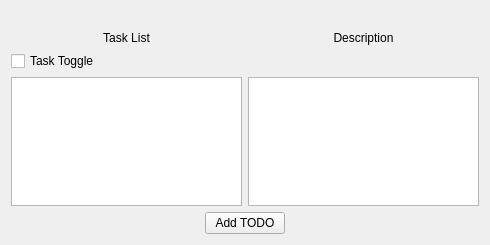
Above: UI/mainwindow.ui from aonghena/3112-Project before the change. Below: the same form after it.
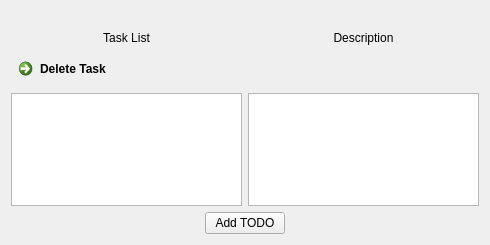
That is the form after the change.

Commit message:
Added textview for task
Shows individual task description when viewed

Patch:
```diff
--- a/UI/mainwindow.ui
+++ b/UI/mainwindow.ui
@@ -15,14 +15,7 @@
   </property>
   <widget class="QWidget" name="centralWidget">
    <layout class="QGridLayout" name="gridLayout">
-    <item row="0" column="0">
-     <widget class="QLabel" name="nameLabel">
-      <property name="alignment">
-       <set>Qt::AlignHCenter|Qt::AlignTop</set>
-      </property>
-     </widget>
-    </item>
-    <item row="4" column="0">
+    <item row="7" column="0">
      <layout class="QHBoxLayout" name="horizontalLayout_2">
       <item>
        <spacer name="horizontalSpacer">
@@ -59,6 +52,30 @@
       </item>
      </layout>
     </item>
+    <item row="3" column="0">
+     <layout class="QHBoxLayout" name="horizontalLayout_4">
+      <item>
+       <widget class="QCommandLinkButton" name="commandLinkButton">
+        <property name="text">
+         <string>Delete Task</string>
+        </property>
+       </widget>
+      </item>
+      <item>
+       <spacer name="horizontalSpacer_3">
+        <property name="orientation">
+         <enum>Qt::Horizontal</enum>
+        </property>
+        <property name="sizeHint" stdset="0">
+         <size>
+          <width>40</width>
+          <height>20</height>
+         </size>
+        </property>
+       </spacer>
+      </item>
+     </layout>
+    </item>
     <item row="1" column="0">
      <layout class="QHBoxLayout" name="horizontalLayout_3">
       <item>
@@ -83,23 +100,31 @@
       </item>
      </layout>
     </item>
-    <item row="3" column="0">
+    <item row="0" column="0">
+     <widget class="QLabel" name="nameLabel">
+      <property name="alignment">
+       <set>Qt::AlignHCenter|Qt::AlignTop</set>
+      </property>
+     </widget>
+    </item>
+    <item row="5" column="0">
      <layout class="QHBoxLayout" name="horizontalLayout">
       <item>
-       <widget class="QListView" name="titleListView"/>
+       <widget class="QListView" name="titleListView">
+        <property name="enabled">
+         <bool>true</bool>
+        </property>
+       </widget>
       </item>
       <item>
-       <widget class="QListView" name="descListView"/>
+       <widget class="QTextEdit" name="descText">
+        <property name="readOnly">
+         <bool>true</bool>
+        </property>
+       </widget>
       </item>
      </layout>
     </item>
-    <item row="2" column="0">
-     <widget class="QCheckBox" name="checkBox">
-      <property name="text">
-       <string>Task Toggle</string>
-      </property>
-     </widget>
-    </item>
    </layout>
   </widget>
  </widget>
```
The commit also changes 45 other files.
